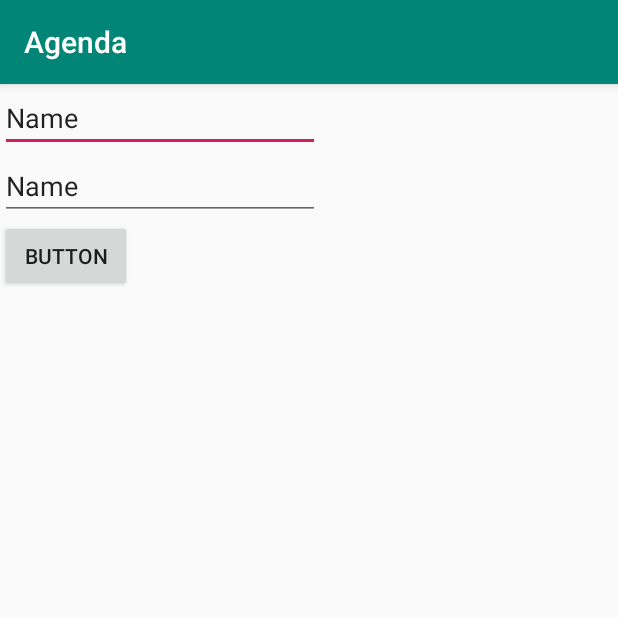
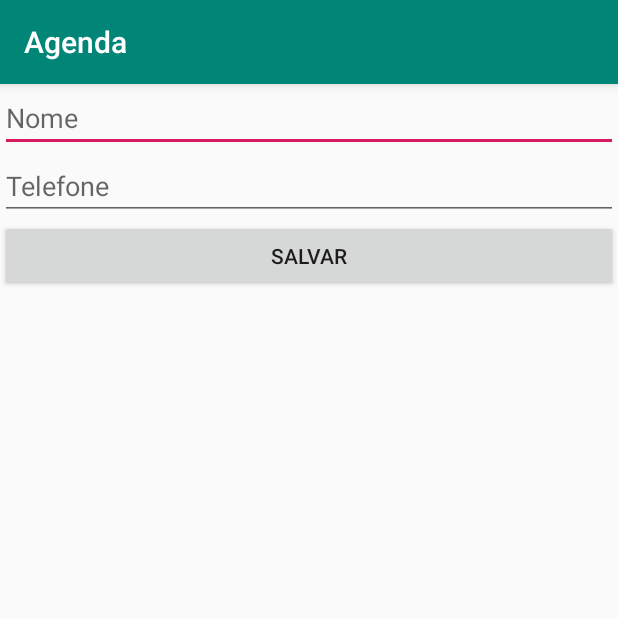
Before and after one commit to arizoide/AgendaSenacAraraquara, an Android app: the ContatoActivity screen opened directly, with no data from a screen before it, on a phone screen of 412 x 824 dp, the top half of it. Run offline under Robolectric (Android 15) with nearby library versions, the phone set to English and light mode, and no system bars.

Commit message:
Commit inicial.

```diff
--- a/app/src/main/java/arithomazini/senac/br/agendasenacararaquara/ContatoActivity.java
+++ b/app/src/main/java/arithomazini/senac/br/agendasenacararaquara/ContatoActivity.java
@@ -2,6 +2,9 @@ package arithomazini.senac.br.agendasenacararaquara;
 
 import android.support.v7.app.AppCompatActivity;
 import android.os.Bundle;
+import android.view.View;
+import android.widget.Button;
+import android.widget.Toast;
 
 public class ContatoActivity extends AppCompatActivity {
 
@@ -9,5 +12,24 @@ public class ContatoActivity extends AppCompatActivity {
     protected void onCreate(Bundle savedInstanceState) {
         super.onCreate(savedInstanceState);
         setContentView(R.layout.activity_contato);
+
+        // ******************************
+        // Acao de click no salvar
+        // ******************************
+
+        //Recuperto o botao de salvar
+        Button salvarContatoButton = findViewById(R.id.salvarContatoButton);
+
+        salvarContatoButton.setOnClickListener(new View.OnClickListener() {
+            @Override
+            public void onClick(View v) {
+                Toast.makeText(ContatoActivity.this,
+                        "Contato Salvo!",
+                        Toast.LENGTH_SHORT).show();
+
+                finish();
+            }
+        });
+
     }
 }
--- a/app/src/main/res/layout/activity_contato.xml
+++ b/app/src/main/res/layout/activity_contato.xml
@@ -7,31 +7,22 @@
     tools:context=".ContatoActivity"
     android:orientation="vertical">
 
-    <EditText
-        android:id="@+id/editText"
-        android:layout_width="wrap_content"
-        android:layout_height="wrap_content"
-        android:ems="10"
-        android:inputType="textPersonName"
-        android:text="Name"
-        tools:layout_editor_absoluteX="16dp"
-        tools:layout_editor_absoluteY="16dp" />
 
     <EditText
-        android:id="@+id/editText2"
-        android:layout_width="wrap_content"
+        android:id="@+id/nomeEditText"
+        android:layout_width="match_parent"
         android:layout_height="wrap_content"
-        android:ems="10"
-        android:inputType="textPersonName"
-        android:text="Name"
-        tools:layout_editor_absoluteX="16dp"
-        tools:layout_editor_absoluteY="72dp" />
+        android:hint="Nome"/>
+
+    <EditText
+        android:id="@+id/telefoneEditText"
+        android:layout_width="match_parent"
+        android:layout_height="wrap_content"
+        android:hint="Telefone"/>
 
     <Button
-        android:id="@+id/button"
-        android:layout_width="wrap_content"
+        android:id="@+id/salvarContatoButton"
+        android:layout_width="match_parent"
         android:layout_height="wrap_content"
-        android:text="Button"
-        tools:layout_editor_absoluteX="16dp"
-        tools:layout_editor_absoluteY="132dp" />
+        android:text="Salvar" />
 </LinearLayout>
```
